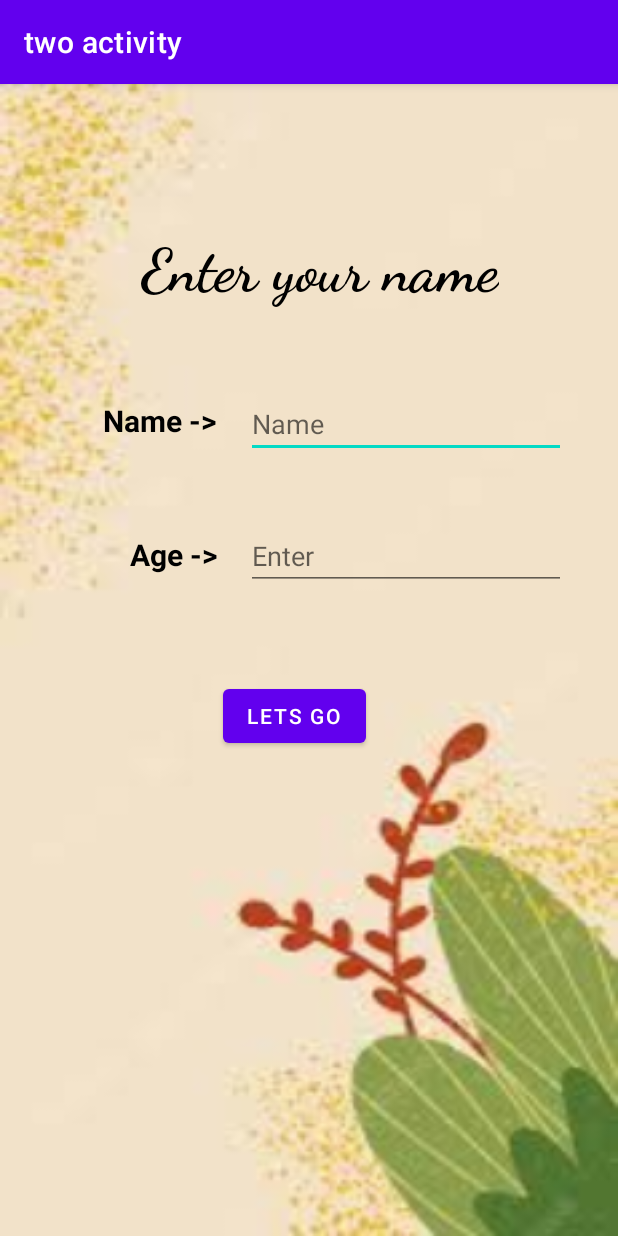
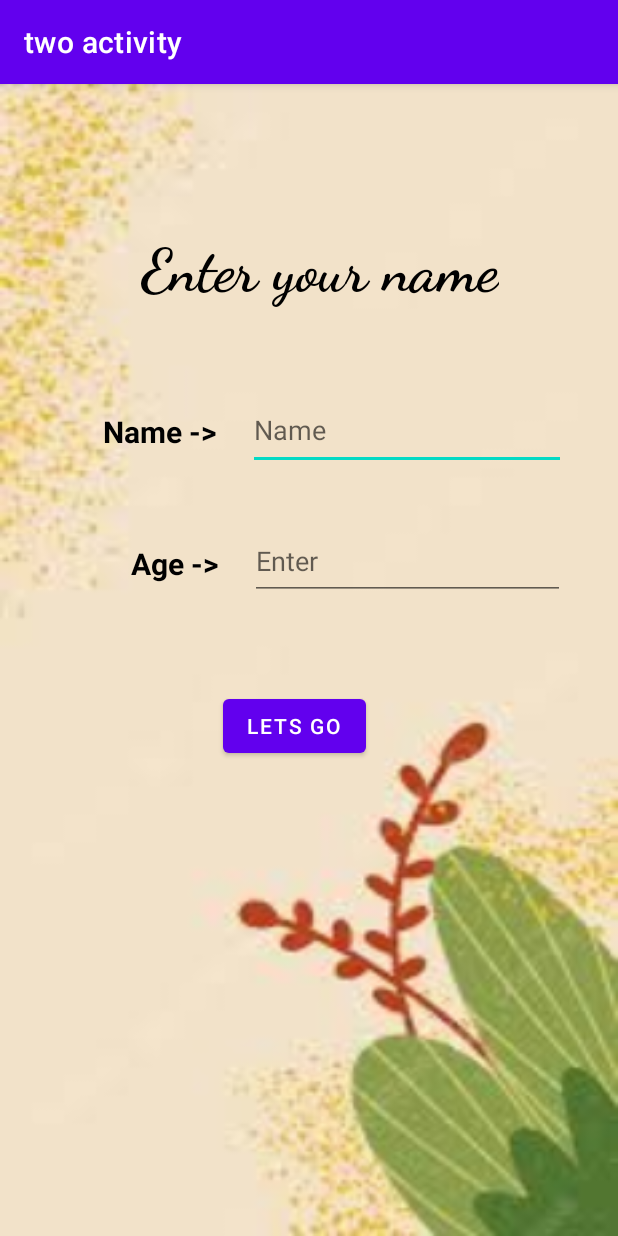
Before and after one commit to sidd5142/BirthdayWish, an Android app: the screen it shows after launch (MainActivity), on a phone screen of 412 x 824 dp. Run offline under Robolectric (Android 15) with nearby library versions, the phone set to English and light mode, and no system bars.

Commit message:
finished project

```diff
--- a/app/src/main/res/layout/activity_main.xml
+++ b/app/src/main/res/layout/activity_main.xml
@@ -45,8 +45,8 @@
 
     <EditText
         android:id="@+id/Personme"
-        android:layout_width="wrap_content"
-        android:layout_height="wrap_content"
+        android:layout_width="212dp"
+        android:layout_height="53dp"
         android:layout_marginTop="204dp"
         android:ems="10"
         android:hint="Name"
@@ -77,8 +77,8 @@
 
     <EditText
         android:id="@+id/PersonName2"
-        android:layout_width="wrap_content"
-        android:layout_height="wrap_content"
+        android:layout_width="210dp"
+        android:layout_height="52dp"
         android:layout_marginTop="292dp"
         android:ems="10"
         android:hint="Enter"
```
